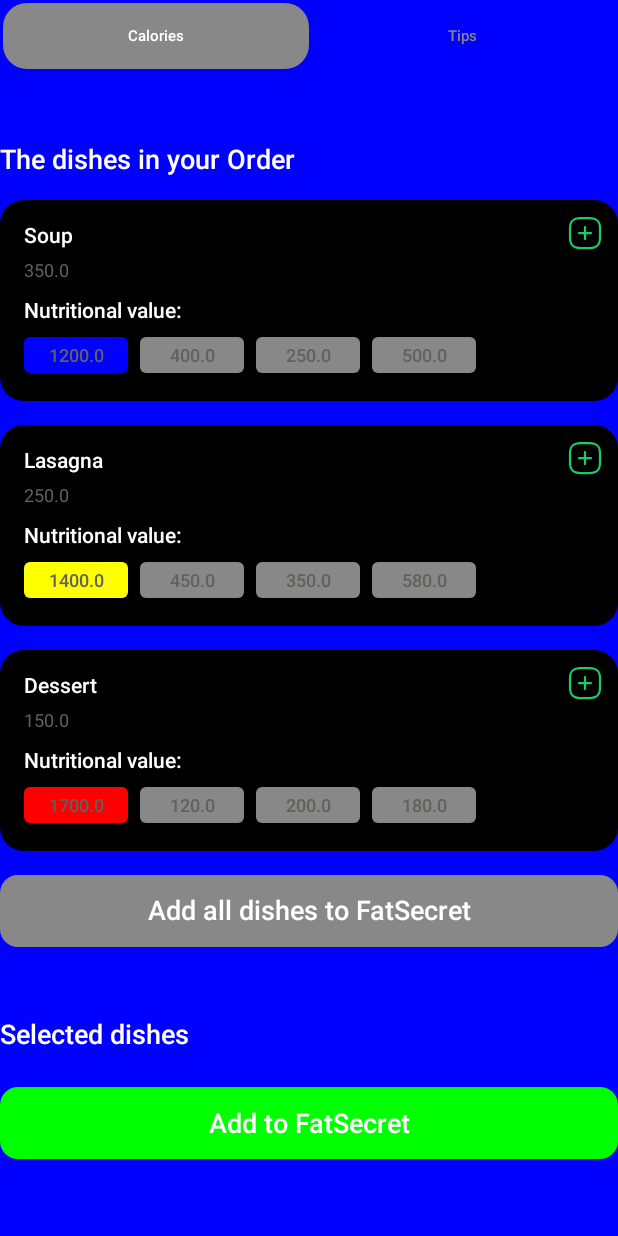
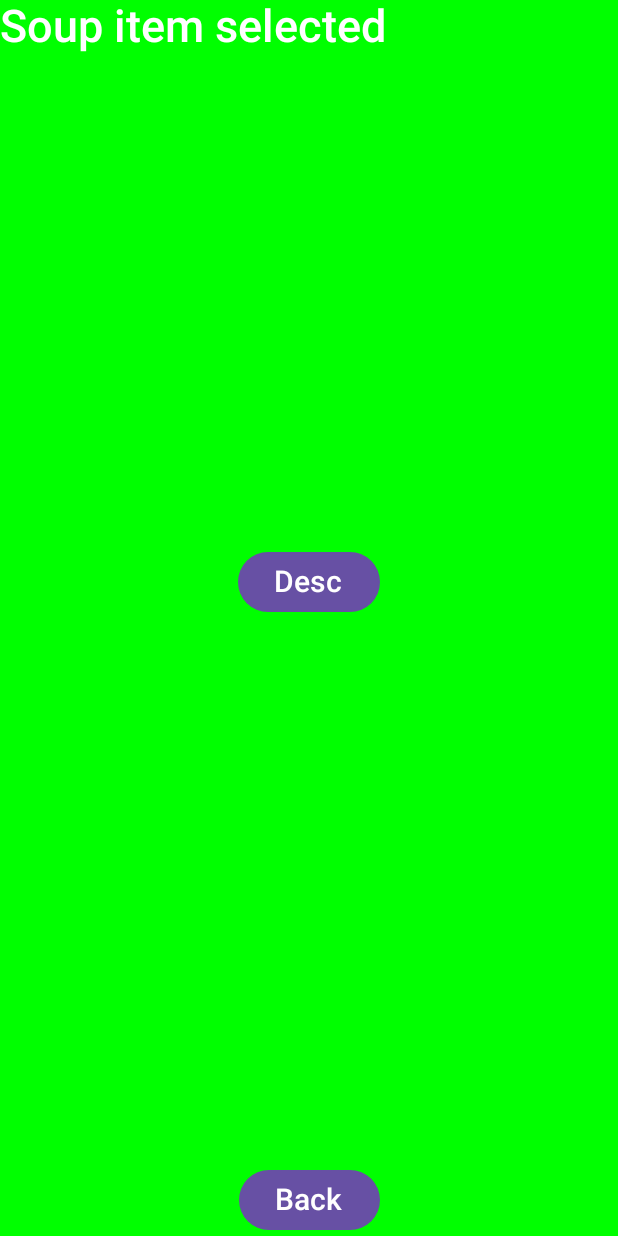
Before and after one commit to Vasya-Korzun/TestFigma, an Android app built with Jetpack Compose: the screen it shows after launch (MainActivity), after a tap on "Soup", on a phone screen of 412 x 824 dp. Run offline under Robolectric (Android 15) with nearby library versions, the phone set to English and light mode, and no system bars.

```diff
--- a/app/build.gradle.kts
+++ b/app/build.gradle.kts
@@ -2,6 +2,8 @@ plugins {
     alias(libs.plugins.android.application)
     alias(libs.plugins.kotlin.android)
     alias(libs.plugins.kotlin.compose)
+
+    alias(libs.plugins.kotlin.safeargs)
 }
 
 android {
@@ -55,6 +57,7 @@ dependencies {
     implementation(libs.androidx.navigationFragment)
     implementation(libs.androidx.navigationUI)
     implementation(libs.androidx.appcompat)
+//    implementation(libs.androidx.safeargs)
 
 
 
--- a/app/src/main/java/com/example/testfigma1/MainActivity.kt
+++ b/app/src/main/java/com/example/testfigma1/MainActivity.kt
@@ -2,14 +2,12 @@ package com.example.testfigma1
 
 import android.os.Bundle
 import androidx.appcompat.app.AppCompatActivity
-import androidx.navigation.NavController
-import androidx.navigation.findNavController
 
 
 class MainActivity : AppCompatActivity() {
-
     override fun onCreate(savedInstanceState: Bundle?) {
         super.onCreate(savedInstanceState)
         setContentView(R.layout.activity_main)
+
     }
 }
--- a/app/src/main/java/com/example/testfigma1/description_screen/DescriptionFragment.kt
+++ b/app/src/main/java/com/example/testfigma1/description_screen/DescriptionFragment.kt
@@ -4,31 +4,34 @@ import android.os.Bundle
 import android.view.LayoutInflater
 import android.view.View
 import android.view.ViewGroup
-import androidx.compose.foundation.layout.PaddingValues
 import androidx.compose.foundation.layout.fillMaxSize
-import androidx.compose.foundation.layout.padding
-import androidx.compose.foundation.lazy.LazyColumn
 import androidx.compose.material3.Scaffold
-import androidx.compose.runtime.Composable
+import androidx.compose.material3.SnackbarDuration
+import androidx.compose.material3.SnackbarHost
+import androidx.compose.material3.SnackbarHostState
 import androidx.compose.runtime.LaunchedEffect
 import androidx.compose.runtime.getValue
 import androidx.compose.runtime.remember
+import androidx.compose.runtime.rememberCoroutineScope
 import androidx.compose.ui.Modifier
 import androidx.compose.ui.graphics.Color.Companion.Green
 import androidx.compose.ui.platform.ComposeView
-import androidx.compose.ui.tooling.preview.Preview
 import androidx.fragment.app.Fragment
 import androidx.fragment.app.viewModels
 import androidx.lifecycle.compose.collectAsStateWithLifecycle
+import androidx.navigation.fragment.findNavController
+import com.example.testfigma1.R
+import com.example.testfigma1.description_screen.compose_ui.ScreenDescription
 import kotlinx.coroutines.Dispatchers
 import kotlinx.coroutines.channels.Channel
 import kotlinx.coroutines.flow.collect
 import kotlinx.coroutines.flow.consumeAsFlow
 import kotlinx.coroutines.flow.onEach
+import kotlinx.coroutines.launch
 import kotlinx.coroutines.withContext
 
 
-class DescriptionFragment : Fragment() {
+class DescriptionFragment : Fragment(R.layout.fragment_description) {
 
     val viewModel: DescriptionViewModel by viewModels()
 
@@ -72,7 +75,12 @@ class DescriptionFragment : Fragment() {
 
             val viewState by viewModel.viewState.collectAsStateWithLifecycle()
 
+
+            val snackBarHostState = remember { SnackbarHostState() }
+            val scope = rememberCoroutineScope()
+
             Scaffold(
+                snackbarHost = { SnackbarHost(snackBarHostState) },
                 modifier = Modifier
                     .fillMaxSize(),
                 containerColor = Green
@@ -80,41 +88,23 @@ class DescriptionFragment : Fragment() {
                 ScreenDescription(
                     innerPadding,
                     viewState = viewState,
-                    dispatch = dispatch
+                    dispatch = dispatch,
+                    onButton1Click = {
+                        scope.launch {
+                            snackBarHostState.showSnackbar(
+                                "Hello GFS",
+                                withDismissAction = true,
+                                duration = SnackbarDuration.Indefinite
+                            )
+                        }
+                    },
+                    onButton2Click = {
+                        findNavController().popBackStack()
+                    },
+                    text = DescriptionFragmentArgs.fromBundle(requireArguments()).dishDescription.description,
                 )
             }
         }
     }
 
 }
-
-
-//TODO ---------------------------------DescriptionFragment.kt--------------------------------------
-
-@Composable
-fun ScreenDescription(
-    innerPadding: PaddingValues,
-    viewState: DescriptionState,
-    dispatch: (DescriptionIntent) -> Unit,
-) {
-    LazyColumn(
-        modifier = Modifier
-            .padding(innerPadding)
-    ) {
-
-    }
-}
-
-
-@Preview
-@Composable
-fun PreviewScreenDescription() {
-    Scaffold(
-        modifier = Modifier
-            .fillMaxSize(),
-        containerColor = Green
-    ) { innerPaddings ->
-        ScreenDescription(innerPaddings, viewState = DescriptionState.initial(), dispatch = {})
-    }
-}
-//TODO ---------------------------------DescriptionFragment.kt--------------------------------------
--- a/app/src/main/java/com/example/testfigma1/description_screen/DescriptionViewModel.kt
+++ b/app/src/main/java/com/example/testfigma1/description_screen/DescriptionViewModel.kt
@@ -29,6 +29,10 @@ class DescriptionViewModel :
             )
     }
 
+//    fun onHandleIntent() {
+//
+//    }
+
     private fun SharedFlow<DescriptionIntent>.toPartialStateChangeFlow(): Flow<PartialStateChange> {
 
         val initialFlow = filterIsInstance<DescriptionIntent.Insert>().map { intent ->
--- /dev/null
+++ b/app/src/main/java/com/example/testfigma1/description_screen/compose_ui/ComposeUI.kt
@@ -0,0 +1,98 @@
+package com.example.testfigma1.description_screen.compose_ui
+
+import androidx.compose.foundation.layout.Box
+import androidx.compose.foundation.layout.Column
+import androidx.compose.foundation.layout.PaddingValues
+import androidx.compose.foundation.layout.fillMaxSize
+import androidx.compose.foundation.layout.fillMaxWidth
+import androidx.compose.foundation.shape.RoundedCornerShape
+import androidx.compose.material3.Button
+import androidx.compose.material3.Scaffold
+import androidx.compose.material3.Text
+import androidx.compose.runtime.Composable
+import androidx.compose.ui.Alignment
+import androidx.compose.ui.Modifier
+import androidx.compose.ui.graphics.Color.Companion.Green
+import androidx.compose.ui.graphics.Color.Companion.White
+import androidx.compose.ui.text.TextStyle
+import androidx.compose.ui.text.font.FontWeight
+import androidx.compose.ui.tooling.preview.Preview
+import androidx.compose.ui.unit.dp
+import androidx.compose.ui.unit.sp
+import com.example.testfigma1.description_screen.DescriptionIntent
+import com.example.testfigma1.description_screen.DescriptionState
+
+
+@Composable
+fun ScreenDescription(
+    innerPadding: PaddingValues,
+    viewState: DescriptionState,
+    dispatch: (DescriptionIntent) -> Unit,
+    onButton1Click: () -> Unit,
+    onButton2Click: () -> Unit,
+    text: String,
+) {
+
+    Text(
+        text = text,
+        style = TextStyle(
+            color = White,
+            fontSize = 30.sp,
+            fontWeight = FontWeight(600)
+        )
+    )
+
+    Column(
+        modifier = Modifier.fillMaxSize(),
+    ) {
+        Box(
+            modifier = Modifier
+                .weight(0.5f)
+                .fillMaxWidth(),
+            contentAlignment = Alignment.BottomCenter
+        ) {
+            Button(
+                onClick = { onButton1Click() },
+                shape = RoundedCornerShape(20.dp),
+
+                ) {
+                Text("Desc", fontSize = 20.sp)
+            }
+        }
+        Box(
+            modifier = Modifier
+                .weight(0.5f)
+                .fillMaxWidth(),
+            contentAlignment = Alignment.BottomCenter
+        ) {
+            Button(
+                onClick = { onButton2Click() },
+                shape = RoundedCornerShape(20.dp),
+
+                ) {
+                Text("Back", fontSize = 20.sp)
+            }
+        }
+
+    }
+}
+
+
+@Preview
+@Composable
+fun PreviewScreenDescription() {
+    Scaffold(
+        modifier = Modifier
+            .fillMaxSize(),
+        containerColor = Green
+    ) { innerPaddings ->
+        ScreenDescription(
+            innerPaddings,
+            viewState = DescriptionState.initial(),
+            dispatch = {},
+            onButton1Click = {},
+            onButton2Click = {},
+            text = "Item"
+        )
+    }
+}
--- a/app/src/main/java/com/example/testfigma1/main_screen/MainContract.kt
+++ b/app/src/main/java/com/example/testfigma1/main_screen/MainContract.kt
@@ -7,6 +7,7 @@ import androidx.compose.ui.graphics.Color.Companion.Yellow
 import com.example.testfigma1.base.MviIntent
 import com.example.testfigma1.base.MviSingleEvent
 import com.example.testfigma1.base.MviViewState
+import java.io.Serializable
 
 
 data class MainState(
@@ -29,7 +30,7 @@ data class MainState(
                         1200.0, 400.0, 250.0, 500.0
                     ),
                     200.25,
-                    ""
+                    "Soup item selected"
                 ),
                 Order(
                     "Lasagna",
@@ -40,7 +41,7 @@ data class MainState(
                         1400.0, 450.0, 350.0, 580.0
                     ),
                     535.32,
-                    ""
+                    "Lasagna item selected"
                 ),
                 Order(
                     "Dessert",
@@ -51,7 +52,7 @@ data class MainState(
                         1700.0, 120.0, 200.0, 180.0
                     ),
                     120.12,
-                    ""
+                    "Dessert item selected"
                 )
             ),
 
@@ -124,5 +125,5 @@ data class Order(
     val colorElement: Color,
     val nutritionalValueItems: NutritionalValueElement,
     val price: Double,
-    val description:String
-)
+    val description: String
+) : Serializable
--- a/app/src/main/java/com/example/testfigma1/main_screen/MainFragment.kt
+++ b/app/src/main/java/com/example/testfigma1/main_screen/MainFragment.kt
@@ -48,6 +48,7 @@ import androidx.compose.ui.unit.sp
 import androidx.fragment.app.Fragment
 import androidx.fragment.app.viewModels
 import androidx.lifecycle.compose.collectAsStateWithLifecycle
+import androidx.navigation.fragment.findNavController
 import com.example.testfigma1.R
 import com.example.testfigma1.ui.theme.GrayText
 import com.example.testfigma1.ui.theme.GreenBackground
@@ -59,7 +60,7 @@ import kotlinx.coroutines.flow.onEach
 import kotlinx.coroutines.withContext
 
 
-class MainFragment : Fragment() {
+class MainFragment : Fragment(R.layout.fragment_main) {
 
     val viewModel: MainViewModel by viewModels()
 
@@ -69,6 +70,7 @@ class MainFragment : Fragment() {
         inflater: LayoutInflater, container: ViewGroup?,
         savedInstanceState: Bundle?
     ): View {
+
         return ComposeView(requireContext()).also {
             composeView = it
         }
@@ -115,10 +117,7 @@ class MainFragment : Fragment() {
         }
     }
 
-}
 
-
-//TODO ---------------------------------MainFragment.kt---------------------------------------------
     @Composable
     fun Screen(
         innerPadding: PaddingValues,
@@ -303,7 +302,14 @@ fun TheDishesInYourOrder(
                     .fillMaxWidth()
                     .height(134.dp)
                     .padding(16.dp)
-                .clickable {  }                     //TODO Go to fragment DescriptionFragment!!!!!!!!
+                    .clickable {
+                        findNavController()
+                            .navigate(
+                                MainFragmentDirections.actionMainFragmentToDescriptionFragment(
+                                    order
+                                )
+                            )
+                    }
             ) {
 
                 Column {
@@ -631,7 +637,6 @@ fun PreviewScreen() {
         }
     }
 
-//TODO-----------------------------------------Screen2----------------------------------------------
 
     @Composable
     fun YourOrder(viewState: MainState) {
@@ -690,6 +695,5 @@ fun YourOrder(viewState: MainState) {
             }
         }
     }
-//TODO-----------------------------------------Screen2----------------------------------------------
 
-//TODO ---------------------------------MainFragment.kt---------------------------------------------
+}
--- a/app/src/main/res/navigation/main_nav.xml
+++ b/app/src/main/res/navigation/main_nav.xml
@@ -9,7 +9,7 @@
         android:id="@+id/mainFragment"
         android:name="com.example.testfigma1.main_screen.MainFragment"
         android:label="fragment_main"
-        tools:layout="@layout/fragment_main" >
+        tools:layout="@layout/fragment_main">
         <action
             android:id="@+id/action_mainFragment_to_descriptionFragment"
             app:destination="@id/descriptionFragment" />
@@ -18,5 +18,9 @@
         android:id="@+id/descriptionFragment"
         android:name="com.example.testfigma1.description_screen.DescriptionFragment"
         android:label="fragment_description"
-        tools:layout="@layout/fragment_description" />
+        tools:layout="@layout/fragment_description">
+        <argument
+            android:name="dishDescription"
+            app:argType="com.example.testfigma1.main_screen.Order" />
+    </fragment>
 </navigation>
--- a/build.gradle.kts
+++ b/build.gradle.kts
@@ -3,4 +3,7 @@ plugins {
     alias(libs.plugins.android.application) apply false
     alias(libs.plugins.kotlin.android) apply false
     alias(libs.plugins.kotlin.compose) apply false
+
+    alias(libs.plugins.kotlin.safeargs) apply false
+
 }
--- a/gradle/libs.versions.toml
+++ b/gradle/libs.versions.toml
@@ -12,6 +12,7 @@ composeBom = "2024.11.00"
 viewModel = "2.8.7"
 nav_version = "2.8.4"
 appcompat_version ="1.7.0"
+
 
 [libraries]
 androidx-core-ktx = { group = "androidx.core", name = "core-ktx", version.ref = "coreKtx" }
@@ -34,8 +35,12 @@ androidx-viewmodel = { group = "androidx.lifecycle", name = "lifecycle-viewmodel
 androidx-navigationFragment = { group = "androidx.navigation", name = "navigation-fragment", version.ref = "nav_version" }
 androidx-navigationUI = { group = "androidx.navigation", name = "navigation-ui", version.ref = "nav_version" }
 androidx-appcompat = { group = "androidx.appcompat", name = "appcompat", version.ref = "appcompat_version" }
+#androidx-safeargs = { group = "androidx.navigation", name = "navigation-safe-args-gradle-plugin", version.ref = "nav_version" }
+
 
 [plugins]
 android-application = { id = "com.android.application", version.ref = "agp" }
 kotlin-android = { id = "org.jetbrains.kotlin.android", version.ref = "kotlin" }
 kotlin-compose = { id = "org.jetbrains.kotlin.plugin.compose", version.ref = "kotlin" }
+
+kotlin-safeargs = { id = "androidx.navigation.safeargs.kotlin", version.ref = "nav_version" }
```
Lines whose indentation alone changed are shown as unchanged.
